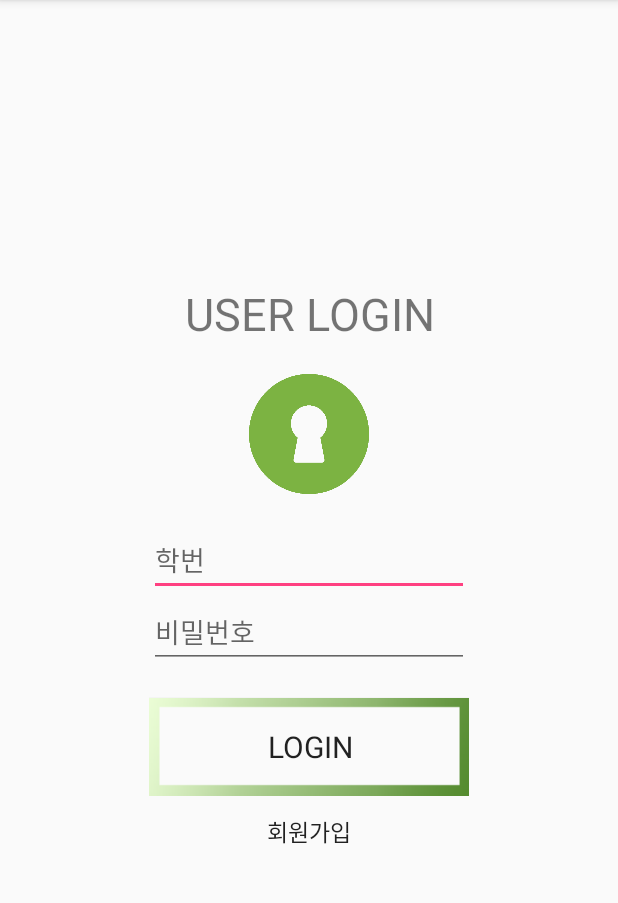
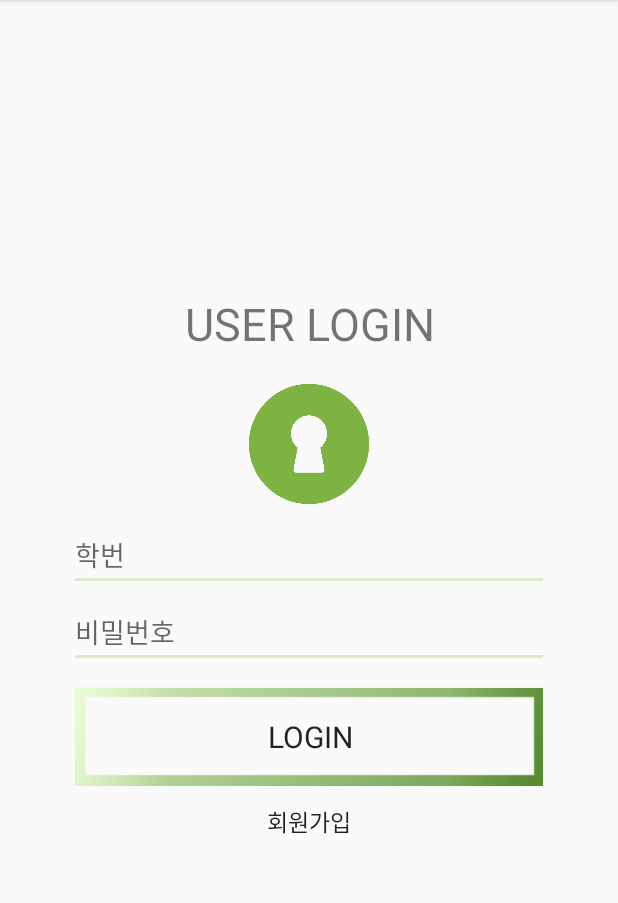
Before and after one commit to Khyojung/Herb, an Android app: the screen it shows after launch (LoginActivity), on a phone screen of 412 x 824 dp, the part 84-987 px from its top. Run offline under Robolectric (Android 15) with nearby library versions, the phone set to English and light mode, and no system bars; Roboto replaces fonts that are not available here; 1 statement that could not run was skipped.

```diff
--- a/app/src/main/res/layout/activity_login.xml
+++ b/app/src/main/res/layout/activity_login.xml
@@ -4,7 +4,7 @@
     android:layout_width="match_parent"
     android:layout_height="match_parent"
     android:orientation="vertical"
-    android:padding="20dp"
+    android:padding="50dp"
     android:gravity="center"
     tools:context="hub.herb.LoginActivity">
     <TextView
@@ -26,22 +26,53 @@
             android:layout_height="wrap_content"
             android:orientation="vertical"
  >
+            <LinearLayout
+                android:layout_width="wrap_content"
+                android:layout_height="wrap_content"
+                android:orientation="vertical"
+                android:layout_marginBottom="20dp">
                 <EditText
                     android:id="@+id/et_stuNumber"
                     android:layout_width="match_parent"
                     android:layout_height="wrap_content"
                     android:ems="10"
                     android:hint="학번"
+                    android:background="@null"
                     android:inputType="number" />
+                <View
+                    android:id="@+id/UnderLine"
+                    android:layout_width="match_parent"
+                    android:layout_height="2dp"
+                    android:layout_below="@+id/et_stuNumber"
+                    android:layout_centerHorizontal="true"
+                    android:layout_marginTop="2dp"
+                    android:background="#dbebc6" />
+            </LinearLayout>
 
+            <LinearLayout
+                android:layout_width="wrap_content"
+                android:layout_height="wrap_content"
+                android:orientation="vertical"
+                android:layout_marginBottom="20dp">
                 <EditText
                     android:id="@+id/passwwordText"
                     android:layout_width="match_parent"
                     android:layout_height="wrap_content"
                     android:ems="10"
+                    android:background="@null"
                     android:hint="비밀번호"
                     android:inputType="textPassword"
-                android:layout_marginBottom="20dp"/>
+/>
+                <View
+                    android:id="@+id/UnderLine_pass"
+                    android:layout_width="match_parent"
+                    android:layout_height="2dp"
+                    android:layout_below="@+id/passwwordText"
+                    android:layout_centerHorizontal="true"
+                    android:layout_marginTop="2dp"
+                    android:background="#dbebc6" />
+            </LinearLayout>
+
 
         <Button
             android:id="@+id/loginButton"
--- a/app/src/main/res/values/colors.xml
+++ b/app/src/main/res/values/colors.xml
@@ -6,4 +6,5 @@
     <color name="middle">#7cb342</color>
     <color name="little">#ebfdd6</color>
     <color name="large">#558b2f</color>
+    <color name="spe">#264b0d</color>
 </resources>
```
Also changed, not shown: app/src/main/java/hub/herb/CalendarActivity.java (+35 -10 lines), app/src/main/res/layout/activity_calendar.xml (+36 -28 lines), app/src/main/res/layout/item_calendar.xml (+3 -8 lines), app/src/main/res/drawable/grid_back.png (added), app/src/main/res/drawable/today_back.png (added), app/src/main/res/drawable/today_button.png (added), 2 other files. Lines whose indentation alone changed are shown as unchanged.
